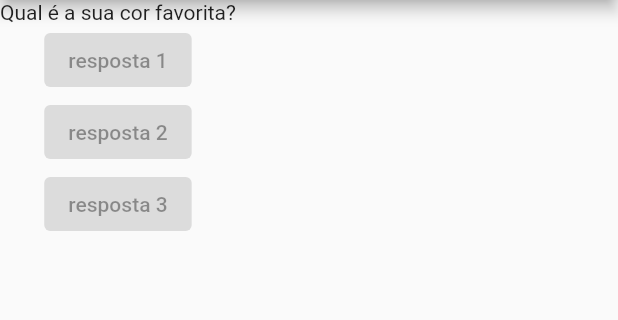
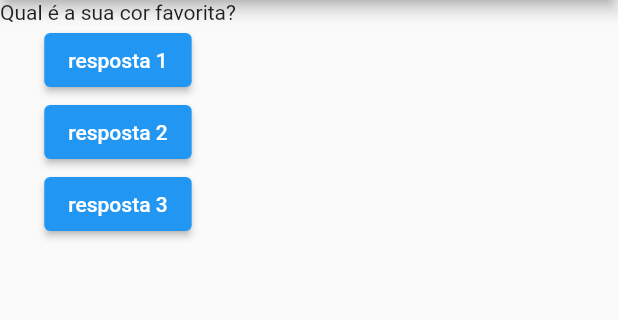
Before and after one commit to renatoregatiere/Curso_Flutter, a Flutter app: the screen it shows after launch, on a phone screen of 412 x 824 dp, the part 84-404 px from its top. Run offline on Flutter 3.47's test engine with Material 2 defaults, Android fonts, the phone set to English and light mode, and no system bars.

Commit message:
Update main.dart

```diff
--- a/curso_flutter/projeto_perguntas/lib/main.dart
+++ b/curso_flutter/projeto_perguntas/lib/main.dart
@@ -3,6 +3,13 @@ import 'package:flutter/material.dart';
 main() => runApp(PerguntaApp());
 
 class PerguntaApp extends StatelessWidget {
+  var perguntaSelecionada = 0;
+
+  void responder() {
+    perguntaSelecionada++;
+    print(perguntaSelecionada);
+  }
+
   @override
   Widget build(BuildContext context) {
     final perguntas = [
@@ -16,19 +23,10 @@ class PerguntaApp extends StatelessWidget {
       ),
       body: Column(
         children: <Widget>[
-          Text(perguntas[0]),
-          ElevatedButton(
-            onPressed: null,
-            child: Text('resposta 1')
-              ),
-          ElevatedButton(
-            onPressed: null,
-            child: Text('resposta 2')
-              ),
-          ElevatedButton(
-            onPressed: null,
-            child: Text('resposta 3')
-              ),
+          Text(perguntas[perguntaSelecionada]),
+          ElevatedButton(onPressed: responder, child: Text('resposta 1')),
+          ElevatedButton(onPressed: responder, child: Text('resposta 2')),
+          ElevatedButton(onPressed: responder, child: Text('resposta 3')),
         ],
       ),
     ));
```
